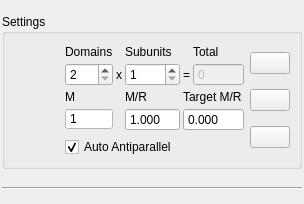
Old version of the form ui/config/tabs/domains/panel.ui in the repository NATuG3/NATuG3.
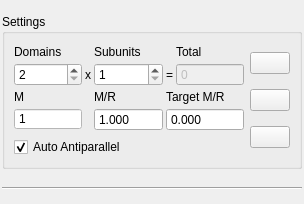
New version of the form.

Patch:
```diff
--- a/ui/config/tabs/domains/panel.ui
+++ b/ui/config/tabs/domains/panel.ui
@@ -44,7 +44,17 @@
                         <string>Settings</string>
                     </property>
                     <layout class="QGridLayout" name="settings_area">
-                        <item row="1" column="6">
+      <item row="2" column="5">
+       <widget class="QCheckBox" name="auto_antiparallel">
+        <property name="text">
+         <string>Auto Antiparallel</string>
+        </property>
+        <property name="checked">
+         <bool>true</bool>
+        </property>
+       </widget>
+      </item>
+      <item row="1" column="5">
                             <layout class="QGridLayout" name="gridLayout">
                                 <property name="sizeConstraint">
                                     <enum>QLayout::SetMinimumSize</enum>
@@ -64,6 +74,12 @@
                                 </item>
                                 <item row="1" column="2">
                                     <widget class="QSpinBox" name="symmetry">
+          <property name="sizePolicy">
+           <sizepolicy hsizetype="Expanding" vsizetype="Fixed">
+            <horstretch>0</horstretch>
+            <verstretch>0</verstretch>
+           </sizepolicy>
+          </property>
                                         <property name="statusTip">
                                             <string>Number of subunits (type of symmetry)</string>
                                         </property>
@@ -80,6 +96,12 @@
                                         <property name="enabled">
                                             <bool>false</bool>
                                         </property>
+          <property name="sizePolicy">
+           <sizepolicy hsizetype="Expanding" vsizetype="Fixed">
+            <horstretch>0</horstretch>
+            <verstretch>0</verstretch>
+           </sizepolicy>
+          </property>
                                         <property name="statusTip">
                                             <string>Total number of domains</string>
                                         </property>
@@ -119,6 +141,12 @@
                                 </item>
                                 <item row="1" column="0">
                                     <widget class="QSpinBox" name="subunit_count">
+          <property name="sizePolicy">
+           <sizepolicy hsizetype="Expanding" vsizetype="Fixed">
+            <horstretch>0</horstretch>
+            <verstretch>0</verstretch>
+           </sizepolicy>
+          </property>
                                         <property name="statusTip">
                                             <string>Number of domains per subunit</string>
                                         </property>
@@ -152,6 +180,12 @@
                                         <property name="enabled">
                                             <bool>true</bool>
                                         </property>
+          <property name="sizePolicy">
+           <sizepolicy hsizetype="Expanding" vsizetype="Fixed">
+            <horstretch>0</horstretch>
+            <verstretch>0</verstretch>
+           </sizepolicy>
+          </property>
                                         <property name="statusTip">
                                             <string>To create a closed tube M/R must be this</string>
                                         </property>
@@ -198,6 +232,12 @@
                                         <property name="enabled">
                                             <bool>true</bool>
                                         </property>
+          <property name="sizePolicy">
+           <sizepolicy hsizetype="Expanding" vsizetype="Fixed">
+            <horstretch>0</horstretch>
+            <verstretch>0</verstretch>
+           </sizepolicy>
+          </property>
                                         <property name="statusTip">
                                             <string>Sum of all ms from all subunits</string>
                                         </property>
@@ -229,6 +269,12 @@
                                         <property name="enabled">
                                             <bool>false</bool>
                                         </property>
+          <property name="sizePolicy">
+           <sizepolicy hsizetype="Expanding" vsizetype="Fixed">
+            <horstretch>0</horstretch>
+            <verstretch>0</verstretch>
+           </sizepolicy>
+          </property>
                                         <property name="statusTip">
                                             <string>Sum of all ms across all subunits</string>
                                         </property>
@@ -250,30 +296,7 @@
                                 </item>
                             </layout>
                         </item>
-                        <item row="2" column="6">
-                            <widget class="QCheckBox" name="auto_antiparallel">
-                                <property name="text">
-                                    <string>Auto Antiparallel</string>
-                                </property>
-                                <property name="checked">
-                                    <bool>true</bool>
-                                </property>
-                            </widget>
-                        </item>
-                        <item row="1" column="0">
-                            <spacer name="horizontalSpacer">
-                                <property name="orientation">
-                                    <enum>Qt::Horizontal</enum>
-                                </property>
-                                <property name="sizeHint" stdset="0">
-                                    <size>
-                                        <width>40</width>
-                                        <height>20</height>
-                                    </size>
-                                </property>
-                            </spacer>
-                        </item>
-                        <item row="1" column="7" rowspan="2">
+      <item row="1" column="6" rowspan="2">
                             <layout class="QVBoxLayout" name="verticalLayout_2">
                                 <item>
                                     <widget class="QPushButton" name="update_table_button">
```
Lines whose indentation alone changed are shown as unchanged.
